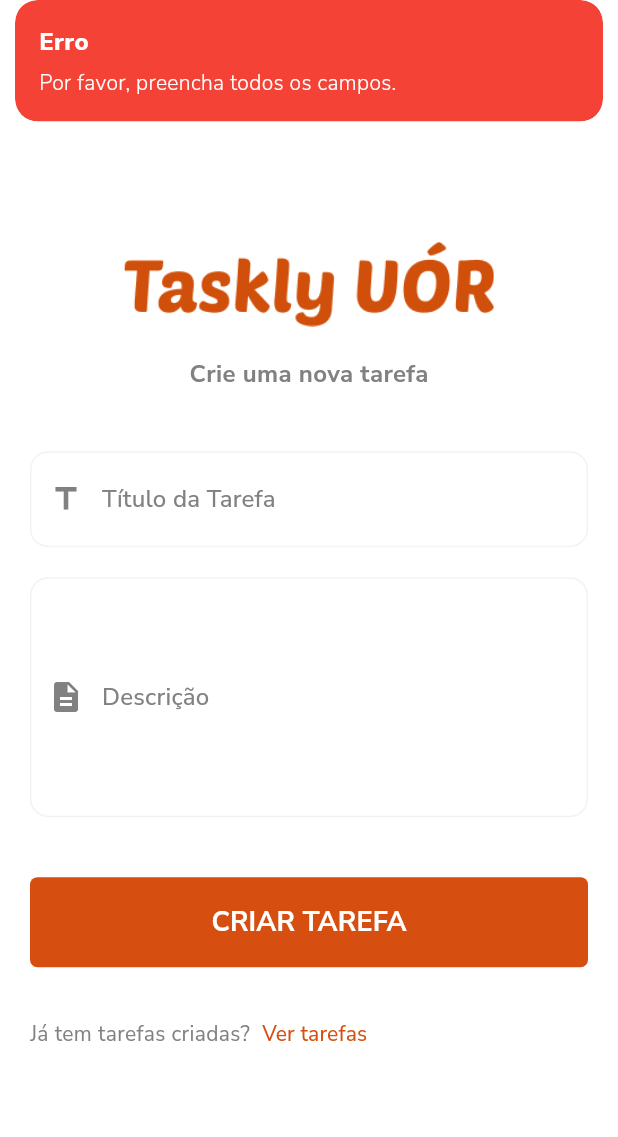
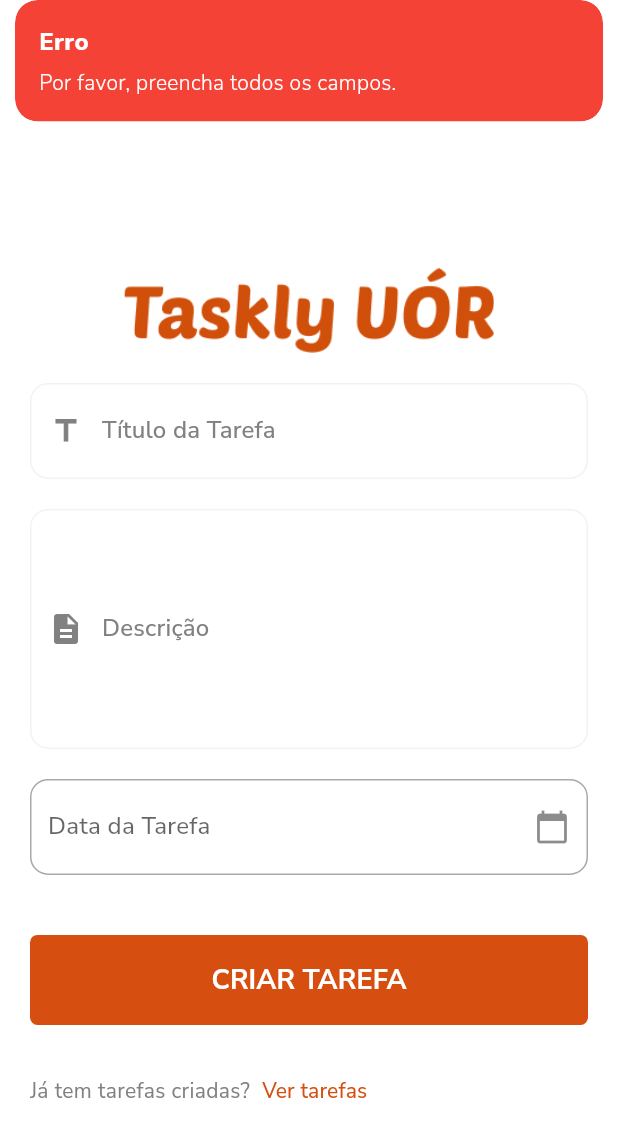
Before and after one commit to CesaltinoFelix/taskly_uor, a Flutter app: the TaskCreateScreen screen opened directly, after a tap on "CRIAR TAREFA", on a phone screen of 412 x 824 dp. Shown: the top 1137 px of the screen. Run offline on Flutter 3.47's test engine with Material 3 defaults, Android fonts, the phone set to English and light mode, and no system bars; our stand-ins replace flutter_otp_text_field, get, google_fonts, intl_phone_field, shared_preferences, sqflite and 1 more; missing offline and left inert: otp_timer_button; accounts and stored records are empty.

Commit message:
updating code

```diff
--- a/lib/screens/task_screen.dart
+++ b/lib/screens/task_screen.dart
@@ -1,5 +1,6 @@
 import 'package:flutter/material.dart';
 import 'package:get/get.dart';
+import 'package:intl/intl.dart'; // Para formatar a data
 import 'package:taskly_uor/common/color_extension.dart';
 import 'package:taskly_uor/repositories/task_repository.dart';
 import 'package:taskly_uor/screens/home_screen.dart';
@@ -16,7 +17,36 @@ class TaskCreateScreen extends StatefulWidget {
 class _TaskCreateScreenState extends State<TaskCreateScreen> {
   final TextEditingController _taskTitleController = TextEditingController();
   final TextEditingController _taskDescriptionController = TextEditingController();
+  DateTime? selectedDate;
   bool _isLoading = false;
+
+  // Função para selecionar a data
+Future<void> _selectDate(BuildContext context) async {
+  final DateTime? picked = await showDatePicker(
+    context: context,
+    initialDate: DateTime.now(),
+    firstDate: DateTime.now(),
+    lastDate: DateTime(2101),
+    builder: (BuildContext context, Widget? child) {
+      return Theme(
+        data: ThemeData.light().copyWith(
+          primaryColor: ThemeColor.secondary,
+          colorScheme: ColorScheme.light(
+            primary: ThemeColor.secondary,
+            onPrimary: Colors.white,
+          ),
+          buttonTheme: ButtonThemeData(textTheme: ButtonTextTheme.primary),
+        ),
+        child: child!,
+      );
+    },
+  );
+  if (picked != null && picked != selectedDate)
+    setState(() {
+      selectedDate = picked;
+    });
+}
+
 
   @override
   void dispose() {
@@ -28,6 +58,30 @@ class _TaskCreateScreenState extends State<TaskCreateScreen> {
   @override
   Widget build(BuildContext context) {
     return Scaffold(
+      appBar: AppBar(
+        title:  Text(
+                "Crie uma nova tarefa",
+                style: TextStyle(
+                  color: ThemeColor.secondary,
+                  fontSize: 18,
+                  fontWeight: FontWeight.bold,
+
+                ),
+              ),
+
+        leading:  Padding(
+          padding: EdgeInsets.only(left: 16),
+          child: IconButton(
+          icon:  Icon(Icons.arrow_back, color:  Colors.black87,),
+          onPressed: () {
+            Get.to(HomeScreen());
+          },
+        ),
+
+
+        ),
+        backgroundColor: ThemeColor.primary, // Ajuste o fundo conforme necessário
+      ),
       body: Center(
         child: SingleChildScrollView(
           padding: const EdgeInsets.symmetric(horizontal: 20.0),
@@ -36,19 +90,11 @@ class _TaskCreateScreenState extends State<TaskCreateScreen> {
             children: [
               const SizedBox(height: 50),
               Image.asset(
-                "assets/images/logo.png",  // Logo da aplicação
+                "assets/images/logo.png", // Logo da aplicação
                 width: context.width * 0.60,
               ),
               const SizedBox(height: 20),
-              Text(
-                "Crie uma nova tarefa",
-                style: TextStyle(
-                  color: ThemeColor.primaryText,
-                  fontSize: 16,
-                  fontWeight: FontWeight.bold,
-                ),
-              ),
-              const SizedBox(height: 40),
+
 
               // Título da tarefa
               TextField(
@@ -88,7 +134,27 @@ class _TaskCreateScreenState extends State<TaskCreateScreen> {
                   ),
                 ),
                 style: TextStyle(color: ThemeColor.primaryText),
-                maxLines: 5,  // Permite várias linhas para a descrição
+                maxLines: 5, // Permite várias linhas para a descrição
+              ),
+
+              const SizedBox(height: 20),
+
+              // Seletor de data
+              GestureDetector(
+                onTap: () => _selectDate(context),
+                child: AbsorbPointer(
+                  child: TextField(
+                    decoration: InputDecoration(
+                      labelText: selectedDate == null
+                          ? 'Data da Tarefa'
+                          : DateFormat('dd/MM/yyyy').format(selectedDate!),
+                      border: OutlineInputBorder(
+                        borderRadius: BorderRadius.circular(12),
+                      ),
+                      suffixIcon: Icon(Icons.calendar_today),
+                    ),
+                  ),
+                ),
               ),
 
               const SizedBox(height: 40),
@@ -103,7 +169,7 @@ class _TaskCreateScreenState extends State<TaskCreateScreen> {
                         String taskDescription = _taskDescriptionController.text;
 
                         // Validações para garantir que os campos não estão vazios
-                        if (taskTitle.isEmpty || taskDescription.isEmpty) {
+                        if (taskTitle.isEmpty || taskDescription.isEmpty || selectedDate == null) {
                           Get.snackbar(
                             "Erro",
                             "Por favor, preencha todos os campos.",
@@ -121,6 +187,7 @@ class _TaskCreateScreenState extends State<TaskCreateScreen> {
                         bool success = await createTask({
                           'title': taskTitle,
                           'description': taskDescription,
+                          'time': selectedDate?.toIso8601String() ?? '',
                         });
 
                         setState(() {
@@ -153,10 +220,7 @@ class _TaskCreateScreenState extends State<TaskCreateScreen> {
                   ),
                   TextButton(
                     onPressed: () {
-                      Get.to(
-                       HomeScreen(),
-
-                      );
+                      Get.to(HomeScreen());
                     },
                     child: Text(
                       "Ver tarefas",
@@ -174,12 +238,10 @@ class _TaskCreateScreenState extends State<TaskCreateScreen> {
       ),
     );
   }
+
   TaskRepository taskRepository = TaskRepository();
   Future<bool> createTask(Map<String, dynamic> task) async {
-
-      // taskRepository.deleteAllTasks();
-      // return true;
-       if (task['title'] == null || task['title'] == '') {
+    if (task['title'] == null || task['title'] == '') {
       Get.snackbar(
         "Erro",
         "O título da tarefa é obrigatório.",
--- a/pubspec.yaml
+++ b/pubspec.yaml
@@ -44,6 +44,7 @@ dependencies:
   sqflite_common_ffi: ^2.2.8
   path_provider: ^2.0.1
   shared_preferences: ^2.0.9
+  intl: ^0.18.0
 dev_dependencies:
   flutter_test:
     sdk: flutter
```
Also changed, not shown: lib/screens/home_screen.dart (+77 -19 lines), lib/screens/task_history_screen.dart (added, +149 -0 lines), lib/services/database_service.dart (+6 -5 lines), pubspec.lock.
